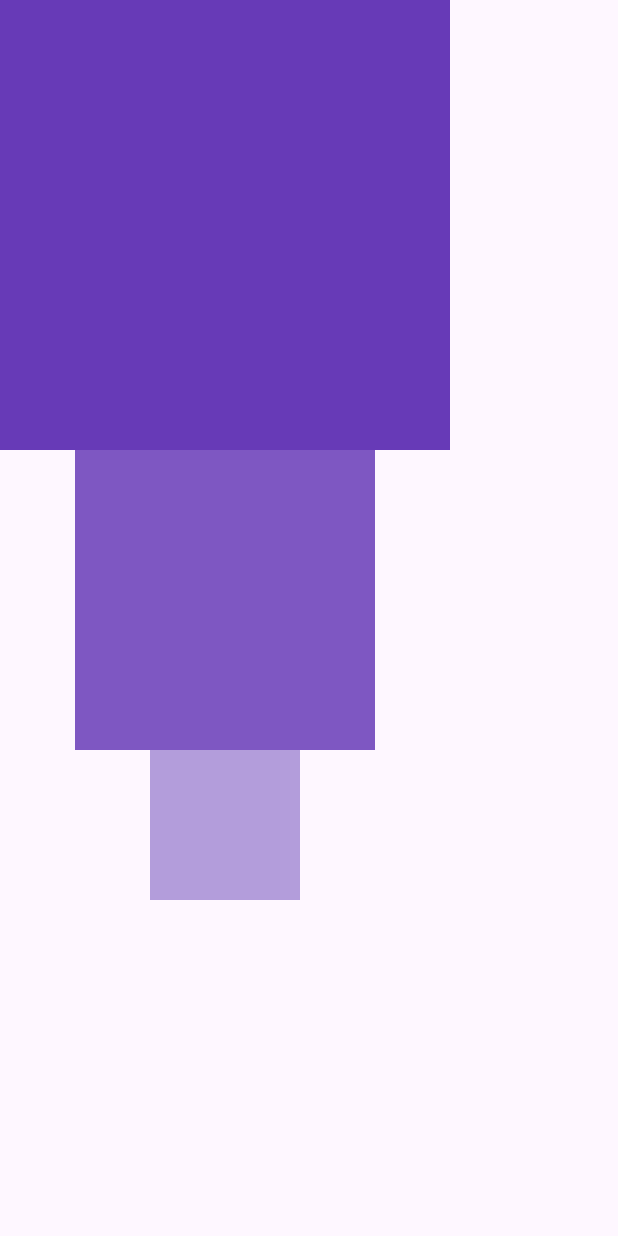
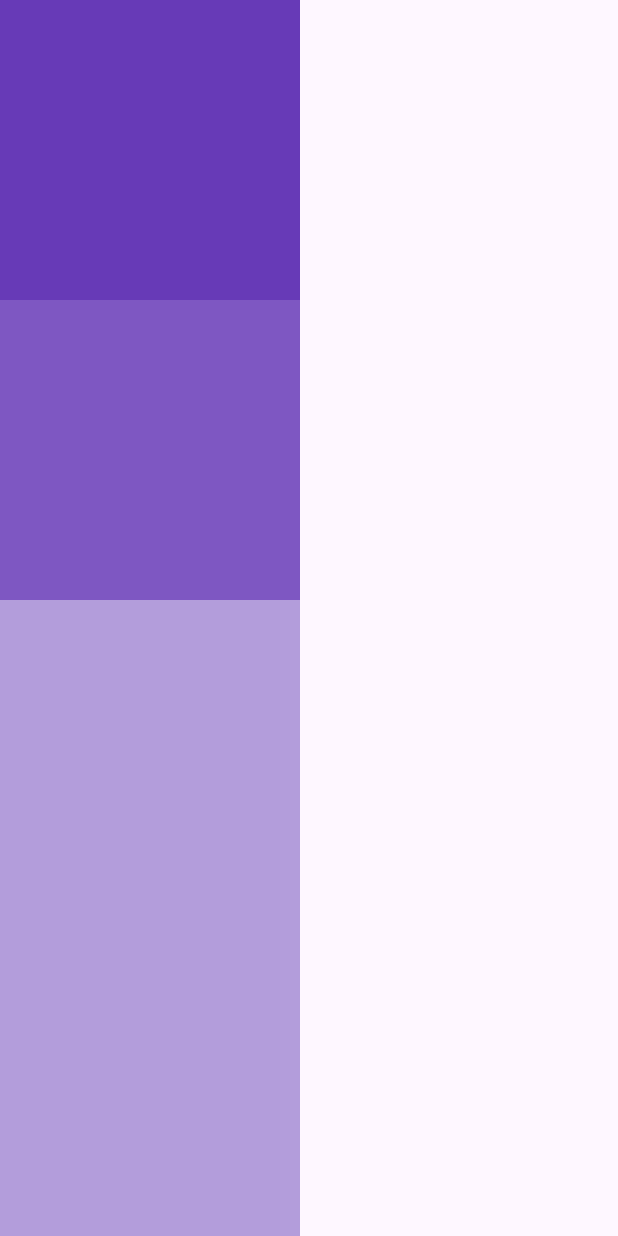
Before and after one commit to ProgrammerSohan/Flutter-Dart-Practices, a Flutter app: the screen it shows after launch, on a phone screen of 412 x 824 dp. Run offline on Flutter 3.47's test engine with Material 3 defaults, Android fonts, the phone set to English and light mode, and no system bars.

Commit message:
08.3-widgets-expanded

```diff
--- a/lib/main.dart
+++ b/lib/main.dart
@@ -21,12 +21,12 @@ class MyApp extends StatelessWidget {
          //mainAxisAlignment: MainAxisAlignment.spaceEvenly,
          //mainAxisAlignment: MainAxisAlignment.spaceAround,
         // mainAxisAlignment: MainAxisAlignment.spaceBetween,
-        crossAxisAlignment: CrossAxisAlignment.center,
+        //crossAxisAlignment: CrossAxisAlignment.center,
             children:[
                 //1st box
                 Container(
-                  height: 300,
-                  width: 300,
+                  height: 200,
+                  width: 200,
                   color: Colors.deepPurple,
 
                 ),
@@ -38,12 +38,14 @@ class MyApp extends StatelessWidget {
 
                 ),
                 //3rd box
-                  Container(
-                  height: 100,
-                  width: 100,
-                  color: Colors.deepPurple[200],
+                  Expanded(
+                    child: Container(
+                                     // height: 200,
+                    width: 200,
+                    color: Colors.deepPurple[200],
 
-                ),
+                                    ),
+                  ),
 
 
 
```
